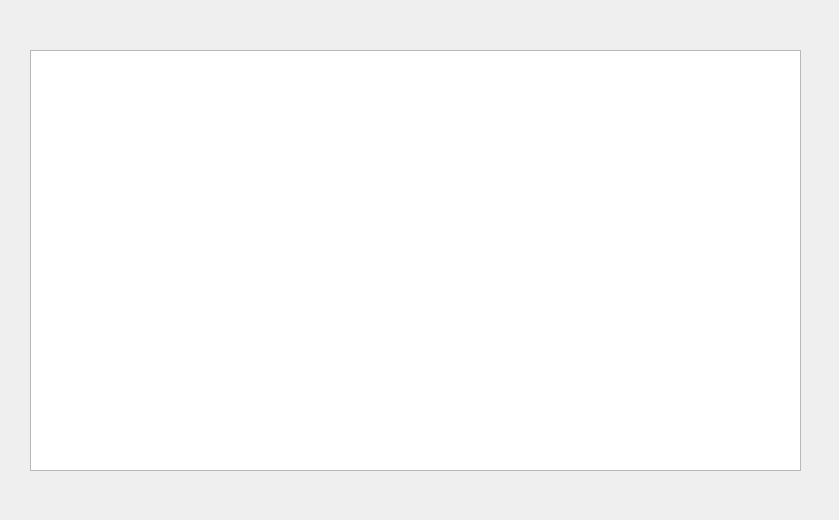
The window that exp/qtcreator/qtcreator/bank_list.ui (lukasszz/savings) describes before a commit, drawn with Qt 5.
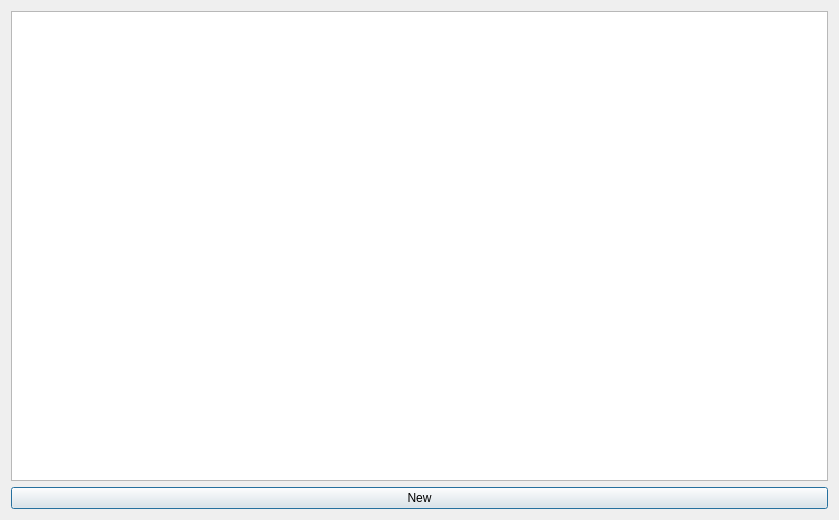
The same window after the commit.

Commit message: Last exp with bank list

What changed in the file:
```diff
--- a/exp/qtcreator/qtcreator/bank_list.ui
+++ b/exp/qtcreator/qtcreator/bank_list.ui
@@ -13,21 +13,22 @@
   <property name="windowTitle">
    <string>Dialog</string>
   </property>
-  <widget class="QWidget" name="horizontalLayoutWidget">
-   <property name="geometry">
-    <rect>
-     <x>30</x>
-     <y>50</y>
-     <width>771</width>
-     <height>421</height>
-    </rect>
-   </property>
-   <layout class="QHBoxLayout" name="horizontalLayout">
+  <layout class="QHBoxLayout" name="horizontalLayout_2">
+   <item>
+    <layout class="QVBoxLayout" name="verticalLayout">
     <item>
      <widget class="QTableView" name="tableView"/>
     </item>
-   </layout>
-  </widget>
+     <item>
+      <widget class="QPushButton" name="newButton">
+       <property name="text">
+        <string>New</string>
+       </property>
+      </widget>
+     </item>
+    </layout>
+   </item>
+  </layout>
  </widget>
  <resources/>
  <connections/>
```
Lines whose indentation alone changed are shown as unchanged. The commit also changes 6 other files.
